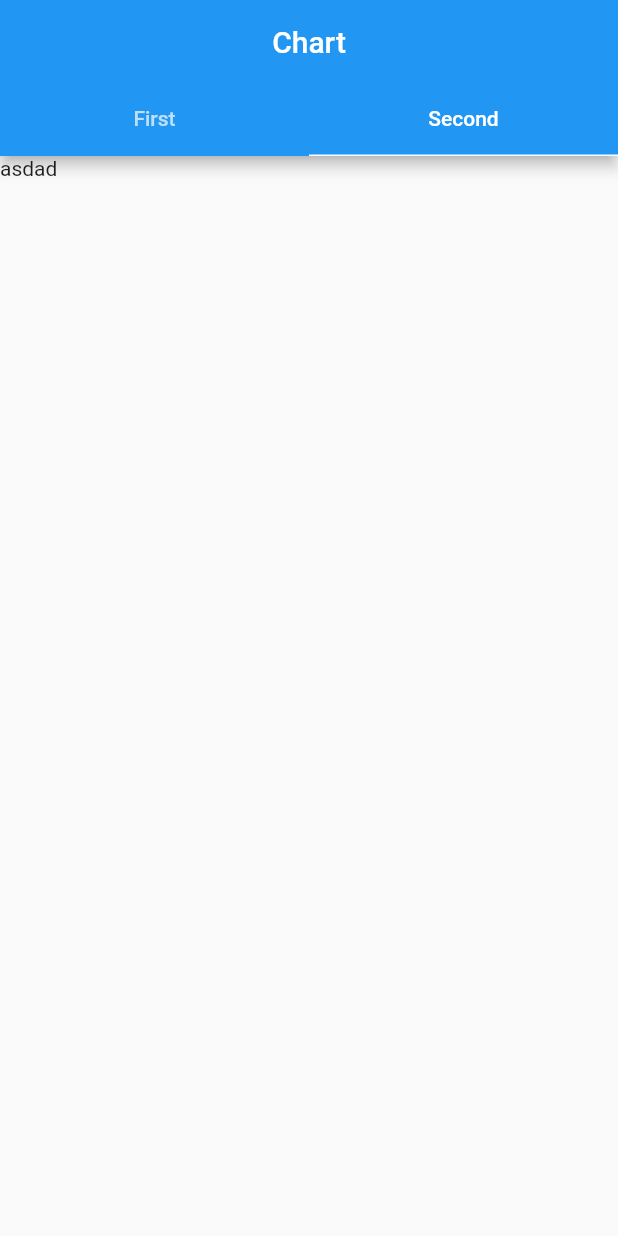
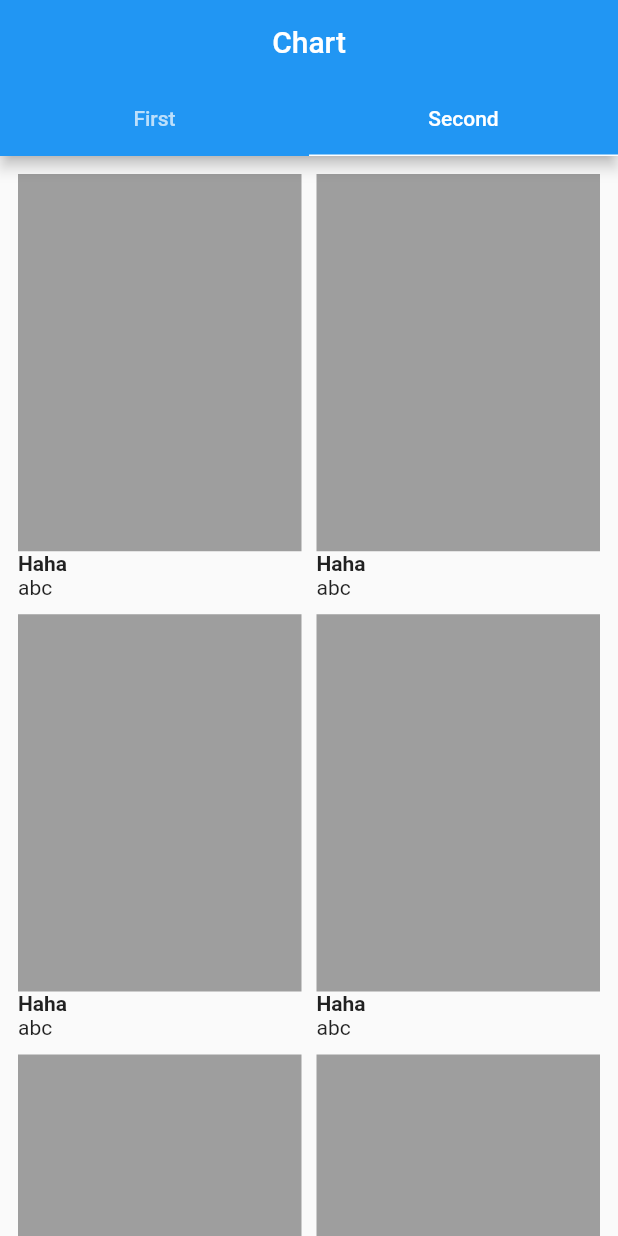
Before and after one commit to mikhoaitay23/tanzak_clone, a Flutter app: the ChartScreen screen opened directly, tab 2 chosen, on a phone screen of 412 x 824 dp. Run offline on Flutter 3.47's test engine with Material 2 defaults, Android fonts, the phone set to English and light mode, and no system bars; our stand-ins replace carousel_slider, smooth_page_indicator; network calls fail.

Commit message:
- update

```diff
--- a/lib/chart_screen/second/chart_screen_second.dart
+++ /dev/null
@@ -1,11 +0,0 @@
-import 'package:flutter/cupertino.dart';
-
-class ChartScreenSecond extends StatelessWidget{
-  @override
-  Widget build(BuildContext context) {
-    return Container(
-      child: Text('asdad'),
-    );
-  }
-
-}
--- a/lib/fake_data.dart
+++ b/lib/fake_data.dart
@@ -1,8 +1,20 @@
 import 'package:tanzak_clone/model/item_home.dart';
+import 'package:tanzak_clone/model/item_search.dart';
 
 const fakeItemHome = [
   ItemHome(id: 1, urlImage: '', name: "Haha", description: 'abc'),
-  ItemHome(id: 1, urlImage: '', name: "Haha", description: 'abc'),
-  ItemHome(id: 1, urlImage: '', name: "Haha", description: 'abc'),
-  ItemHome(id: 1, urlImage: '', name: "Haha", description: 'abc'),
+  ItemHome(id: 2, urlImage: '', name: "Haha", description: 'abc'),
+  ItemHome(id: 3, urlImage: '', name: "Haha", description: 'abc'),
+  ItemHome(id: 4, urlImage: '', name: "Haha", description: 'abc'),
+  ItemHome(id: 5, urlImage: '', name: "Haha", description: 'abc'),
+  ItemHome(id: 6, urlImage: '', name: "Haha", description: 'abc'),
+  ItemHome(id: 7, urlImage: '', name: "Haha", description: 'abc'),
+  ItemHome(id: 8, urlImage: '', name: "Haha", description: 'abc'),
 ];
+
+const fakeItemSearch = [
+  ItemSearch(id: 1, name: 'Naruto', numberOfPages: 66),
+  ItemSearch(id: 2, name: 'Naruto', numberOfPages: 66),
+  ItemSearch(id: 3, name: 'Naruto', numberOfPages: 66),
+  ItemSearch(id: 4, name: 'Naruto', numberOfPages: 66),
+];
--- a/lib/model/item_home.dart
+++ b/lib/model/item_home.dart
@@ -2,8 +2,7 @@ class ItemHome {
   final int id;
   final String urlImage, name, description;
 
-  const ItemHome(
-      {required this.id,
+  const ItemHome({required this.id,
       required this.urlImage,
       required this.name,
       required this.description});
--- a/lib/chart_screen/chart_screen.dart
+++ b/lib/screen/chart_screen/chart_screen.dart
@@ -1,7 +1,8 @@
 
 import 'package:flutter/material.dart';
-import 'package:tanzak_clone/chart_screen/first/chart_screen_first.dart';
-import 'package:tanzak_clone/chart_screen/second/chart_screen_second.dart';
+
+import '../chart_screen/first/chart_screen_first.dart';
+import '../chart_screen/second/chart_screen_second.dart';
 
 class ChartScreen extends StatefulWidget {
   @override
@@ -9,7 +10,7 @@ class ChartScreen extends StatefulWidget {
 }
 
 class _ChartScreenState extends State<ChartScreen> {
-  final screens = [ChartScreenFirst(), ChartScreenSecond()];
+  final screens = [const ChartScreenFirst(), const ChartScreenSecond()];
 
   @override
   Widget build(BuildContext context) {
--- /dev/null
+++ b/lib/screen/chart_screen/second/chart_screen_second.dart
@@ -0,0 +1,24 @@
+import 'package:flutter/cupertino.dart';
+
+import '../../../fake_data.dart';
+import '../../../widget/item_chart.dart';
+
+class ChartScreenSecond extends StatelessWidget {
+  const ChartScreenSecond({Key? key}) : super(key: key);
+
+  @override
+  Widget build(BuildContext context) {
+    return GridView.builder(
+      padding: const EdgeInsets.all(12),
+      itemCount: fakeItemHome.length,
+      itemBuilder: (BuildContext ctx, index) {
+        return ItemChart(itemHome: fakeItemHome[index]);
+      },
+      gridDelegate: const SliverGridDelegateWithMaxCrossAxisExtent(
+          maxCrossAxisExtent: 300,
+          childAspectRatio: 2 / 3,
+          crossAxisSpacing: 10,
+          mainAxisSpacing: 10),
+    );
+  }
+}
--- /dev/null
+++ b/lib/widget/item_chart.dart
@@ -0,0 +1,29 @@
+import 'package:flutter/cupertino.dart';
+import 'package:flutter/material.dart';
+import 'package:tanzak_clone/model/item_home.dart';
+
+class ItemChart extends StatelessWidget {
+  ItemHome itemHome;
+
+  ItemChart({required this.itemHome});
+
+  @override
+  Widget build(BuildContext context) {
+    return Column(
+      crossAxisAlignment: CrossAxisAlignment.stretch,
+      children: [
+        Expanded(
+          child: Container(
+            color: Colors.grey,
+            height: 200,
+          ),
+        ),
+        Text(
+          itemHome.name,
+          style: const TextStyle(fontWeight: FontWeight.bold),
+        ),
+        Text(itemHome.description)
+      ],
+    );
+  }
+}
```
Also changed, not shown: lib/chart_screen/first/chart_screen_first.dart (deleted, +0 -15 lines), lib/main.dart (+9 -4 lines), lib/model/item_search.dart (added, +7 -0 lines), lib/screen/chart_screen/first/chart_screen_first.dart (added, +24 -0 lines), lib/screen/detail/detail_screen.dart (added, +38 -0 lines), lib/screen/home_screen/home_screen.dart (renamed from lib/home_screen/home_screen.dart, +10 -4 lines), lib/screen/search_screen/search_screen.dart (added, +65 -0 lines), lib/screen/settings_screen/settings_screen.dart (added, +17 -0 lines), lib/search_screen/search_screen.dart (deleted, +0 -11 lines), lib/settings_screen/settings_screen.dart (deleted, +0 -10 lines), pubspec.yaml (+4 -3 lines), assets/images/dartlogo.png (added), assets/images/img_haha.jpg (added), pubspec.lock.
